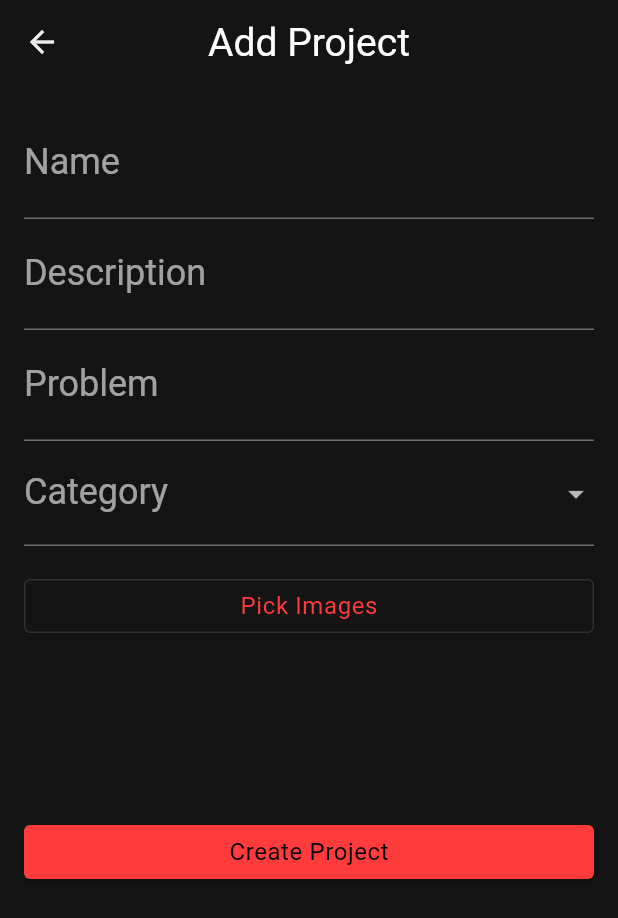
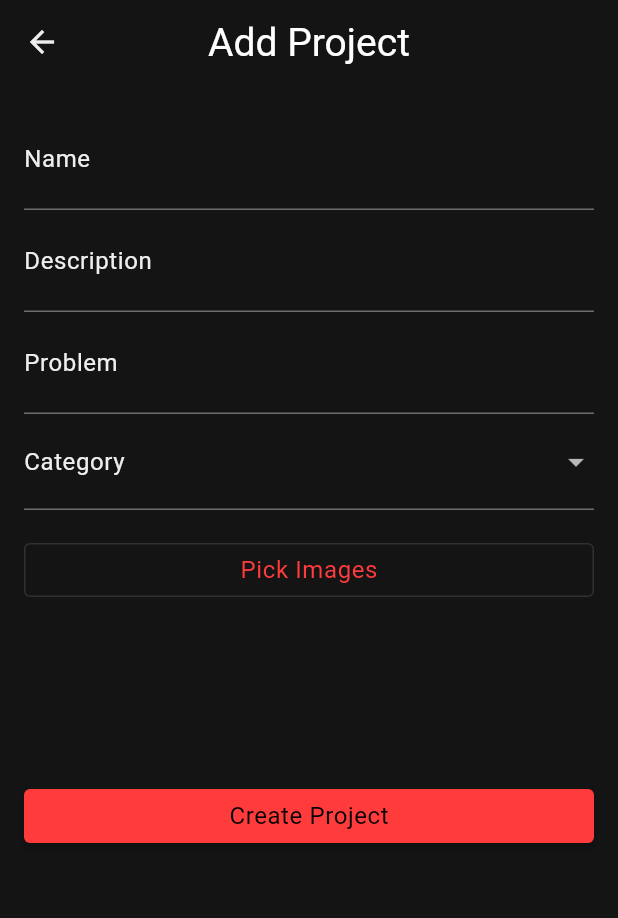
Before and after one commit to Anechaev06/LaunchOff, a Flutter app: the ProjectAddForm screen opened directly, on a phone screen of 412 x 824 dp. Shown: the top 918 px of the screen. Run offline on Flutter 3.47's test engine with Material 2 defaults, Android fonts, the phone set to English and light mode, and no system bars; our stand-ins replace cloud_firestore, equatable, firebase_auth, firebase_core, firebase_storage, flutter_bloc and 4 more; accounts and stored records are empty.

Commit message:
app_theme changes

```diff
--- a/lib/src/core/themes/app_theme.dart
+++ b/lib/src/core/themes/app_theme.dart
@@ -17,6 +17,8 @@ class AppTheme {
     bottomNavigationBarTheme: bottomNavigationBarTheme,
     listTileTheme: listTileTheme,
     popupMenuTheme: popupMenuTheme,
+    floatingActionButtonTheme: floatingActionButtonThemeData,
+    inputDecorationTheme: inputDecorationTheme,
   );
 
   static const AppBarTheme appBarTheme = AppBarTheme(
@@ -119,4 +121,13 @@ class AppTheme {
     surfaceTintColor: AppColors.bgColor,
     elevation: 0,
   );
+
+  static const FloatingActionButtonThemeData floatingActionButtonThemeData =
+      FloatingActionButtonThemeData(
+    backgroundColor: AppColors.primaryColor,
+  );
+
+  static InputDecorationTheme inputDecorationTheme = InputDecorationTheme(
+    labelStyle: textTheme.labelLarge,
+  );
 }
```
